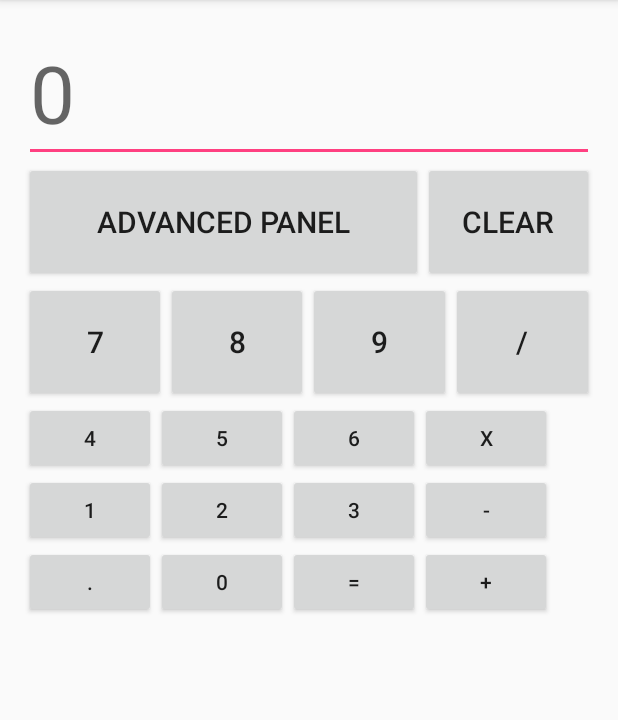
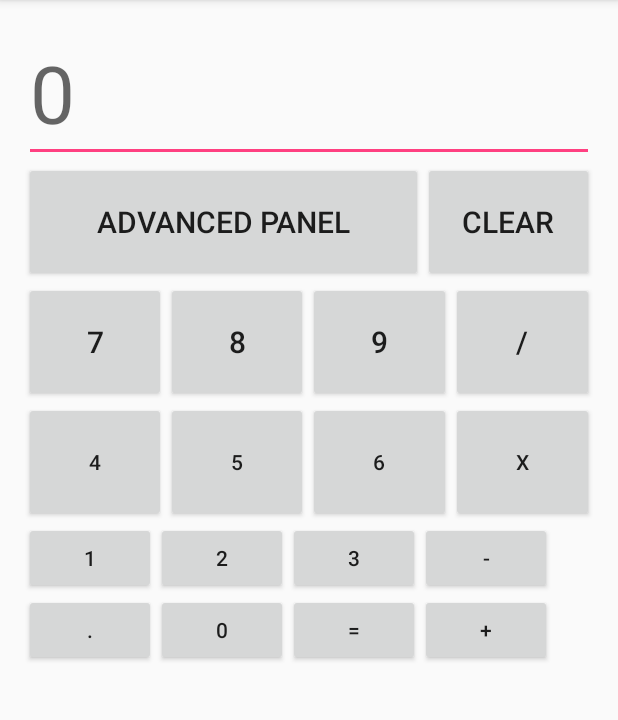
Before and after one commit to Darrieta05/Calcu, an Android app: the screen it shows after launch (MainActivity), on a phone screen of 412 x 824 dp, the part 84-804 px from its top. Run offline under Robolectric (Android 15) with nearby library versions, the phone set to English and light mode, and no system bars.

Commit message:
cambios ifnal semana 6

```diff
--- a/CalculadoraLab3/app/src/main/res/layout/activity_main.xml
+++ b/CalculadoraLab3/app/src/main/res/layout/activity_main.xml
@@ -82,29 +82,35 @@
                 android:layout_weight="5"
                 android:layout_height="match_parent"/>
         </LinearLayout>
+
         <LinearLayout
+            android:weightSum="20"
             android:layout_width="match_parent"
-            android:layout_height="match_parent">
+            android:layout_height="wrap_content">
             <Button
                 android:text="4"
                 android:id="@+id/cuatro"
-                android:layout_width="wrap_content"
-                android:layout_height="fill_parent"/>
+                android:layout_width="0dp"
+                android:layout_weight="5"
+                android:layout_height="80dp"/>
             <Button
                 android:text="5"
                 android:id="@+id/cinco"
-                android:layout_width="wrap_content"
-                android:layout_height="fill_parent"/>
+                android:layout_width="0dp"
+                android:layout_weight="5"
+                android:layout_height="match_parent"/>
             <Button
                 android:text="6"
                 android:id="@+id/seis"
-                android:layout_width="wrap_content"
-                android:layout_height="fill_parent"/>
+                android:layout_width="0dp"
+                android:layout_weight="5"
+                android:layout_height="match_parent"/>
             <Button
                 android:text="X"
                 android:id="@+id/por"
-                android:layout_width="wrap_content"
-                android:layout_height="fill_parent"/>
+                android:layout_width="0dp"
+                android:layout_weight="5"
+                android:layout_height="match_parent"/>
 
         </LinearLayout>
         <LinearLayout
```
